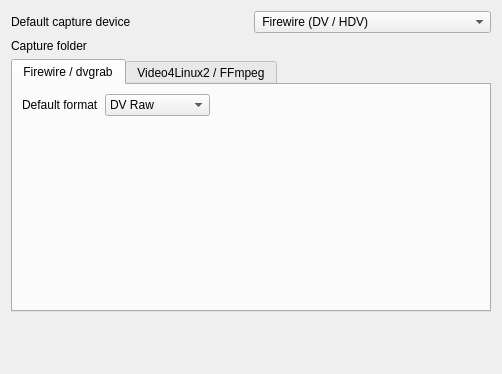
First picture: the form in src/widgets/configcapture_ui.ui, repository KDE/kdenlive, before the edit.
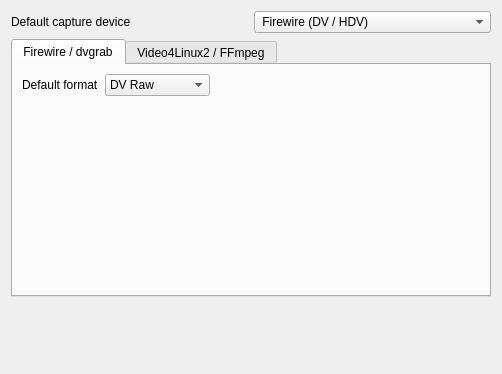
Second picture: the form after the edit. Custom widgets are drawn as their Qt base class.

Diff of the .ui file:
```diff
--- a/src/widgets/configcapture_ui.ui
+++ b/src/widgets/configcapture_ui.ui
@@ -31,17 +31,7 @@
      </item>
     </widget>
    </item>
-   <item row="1" column="0" >
-    <widget class="QLabel" name="label_10" >
-     <property name="text" >
-      <string>Capture folder</string>
-     </property>
-    </widget>
-   </item>
-   <item row="1" column="1" >
-    <widget class="KUrlRequester" name="capturefolderurl" />
-   </item>
-   <item row="2" column="0" colspan="2" >
+   <item row="1" column="0" colspan="2" >
     <widget class="QTabWidget" name="tabWidget" >
      <property name="minimumSize" >
       <size>
@@ -384,7 +374,7 @@
      </widget>
     </widget>
    </item>
-   <item row="3" column="1" >
+   <item row="2" column="1" >
     <spacer name="verticalSpacer" >
      <property name="orientation" >
       <enum>Qt::Vertical</enum>
@@ -410,11 +400,6 @@
    <extends>QLineEdit</extends>
    <header>klineedit.h</header>
   </customwidget>
-  <customwidget>
-   <class>KUrlRequester</class>
-   <extends>QFrame</extends>
-   <header>kurlrequester.h</header>
-  </customwidget>
  </customwidgets>
  <resources/>
  <connections/>
```
Left out of the diff: 166 changed lines with no effect on the pictures.
